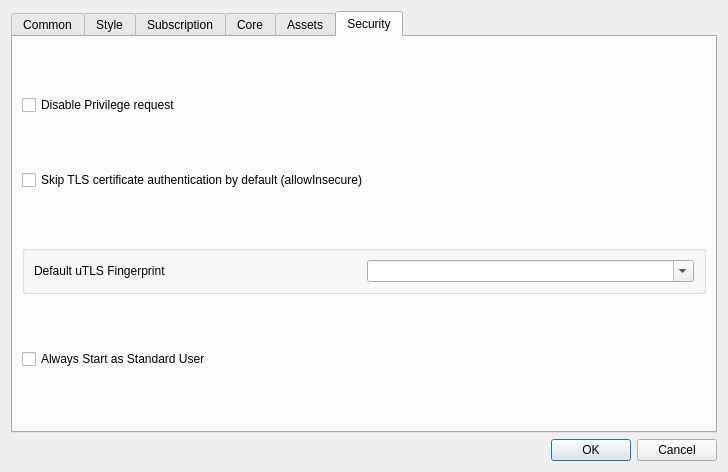
shengmo0210/Throne, file include/ui/setting/dialog_basic_settings.ui: the form before one commit.
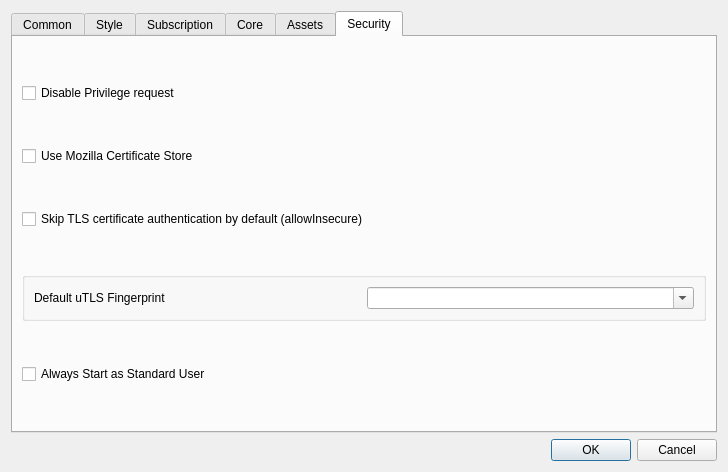
The form after the commit. The open tabs and pages were chosen to show the change. Custom widgets are drawn as their Qt base class.

Commit message: add mozilla cert store support && fix c++ deprecation warnings

What changed in the file:
```diff
--- a/include/ui/setting/dialog_basic_settings.ui
+++ b/include/ui/setting/dialog_basic_settings.ui
@@ -887,6 +887,13 @@
          </property>
         </widget>
        </item>
+       <item>
+        <widget class="QCheckBox" name="mozilla_cert">
+         <property name="text">
+          <string>Use Mozilla Certificate Store</string>
+         </property>
+        </widget>
+       </item>
        <item>
         <widget class="QCheckBox" name="skip_cert">
          <property name="text">
```
The commit also changes 26 other files.
